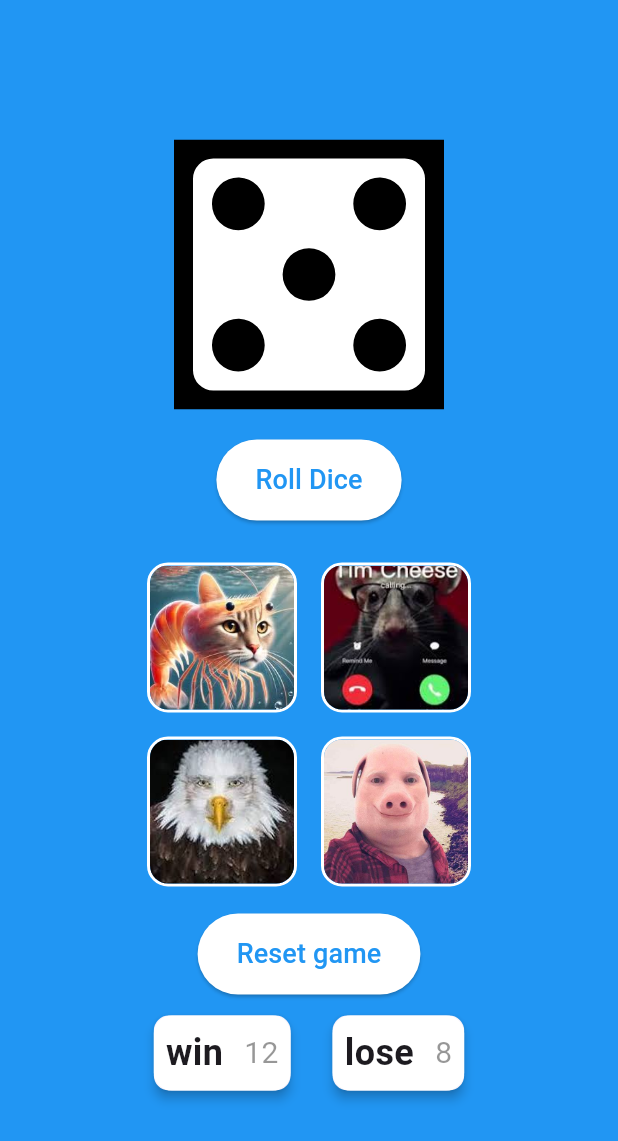
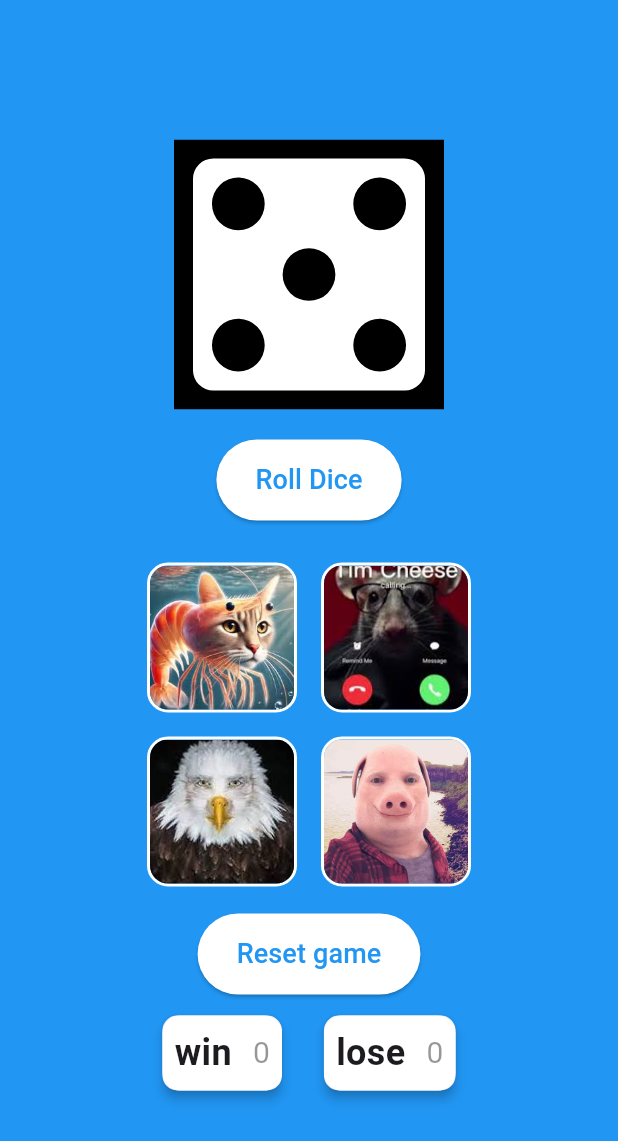
Before and after one commit to parsard/Roll-Roar, a Flutter app: the screen it shows after launch, after a tap on "Start Game", on a phone screen of 412 x 824 dp. Shown: the top 1141 px of the screen. Run offline on Flutter 3.47's test engine with Material 3 defaults, Android fonts, the phone set to English and light mode, and no system bars; our stand-ins replace audioplayers, flutter_svg.

Commit message:
almost done

```diff
--- a/lib/view/game_screen.dart
+++ b/lib/view/game_screen.dart
@@ -27,30 +27,38 @@ class GameScreen extends StatelessWidget {
                   },
                 ),
                 const SizedBox(height: 20),
-                if (gameViewModel.choises.isNotEmpty)
+                if (gameViewModel.state == GameState.running)
                   Column(
                     children: [
                       Row(
                         mainAxisAlignment: MainAxisAlignment.center,
                         children: [
-                          for (int i = 0; i < 2; i++) AnimalChoice(animal: gameViewModel.choises[i], onTap: () {}),
+                          for (int i = 0; i < 2; i++)
+                            AnimalChoice(
+                              animal: gameViewModel.choises[i],
+                              onTap: () => gameViewModel.selectAnimal(gameViewModel.choises[i]),
+                            ),
                         ],
                       ),
                       Row(
                         mainAxisAlignment: MainAxisAlignment.center,
                         children: [
-                          for (int i = 2; i < 4; i++) AnimalChoice(animal: gameViewModel.choises[i], onTap: () {}),
+                          for (int i = 2; i < 4; i++)
+                            AnimalChoice(
+                              animal: gameViewModel.choises[i],
+                              onTap: () => gameViewModel.selectAnimal(gameViewModel.choises[i]),
+                            ),
                         ],
                       ),
                       const SizedBox(height: 10),
-                      Button(text: 'Reset game', onPressed: () {}),
+                      Button(text: 'Reset game', onPressed: () => gameViewModel.resetGame()),
                       const SizedBox(height: 10),
                       Row(
                         mainAxisAlignment: MainAxisAlignment.center,
                         children: [
-                          ScoreShow(text: 'win', score: 12),
+                          ScoreShow(text: 'win', score: gameViewModel.correctCount),
                           const SizedBox(width: 20),
-                          ScoreShow(text: 'lose', score: 8),
+                          ScoreShow(text: 'lose', score: gameViewModel.wrongCount),
                         ],
                       ),
                     ],
--- a/pubspec.yaml
+++ b/pubspec.yaml
@@ -80,6 +80,8 @@ flutter:
     - assets/sounds/tiger.mp3
     - assets/sounds/eagle.mp3
     - assets/sounds/pig.mp3
+    - assets/sounds/correct.mp3
+    - assets/sounds/wrong.mp3
 
 
   # An image asset can refer to one or more resolution-specific "variants", see
```
Also changed, not shown: lib/viewmodel/game_view_model.dart (+27 -5 lines), 2 other files.
